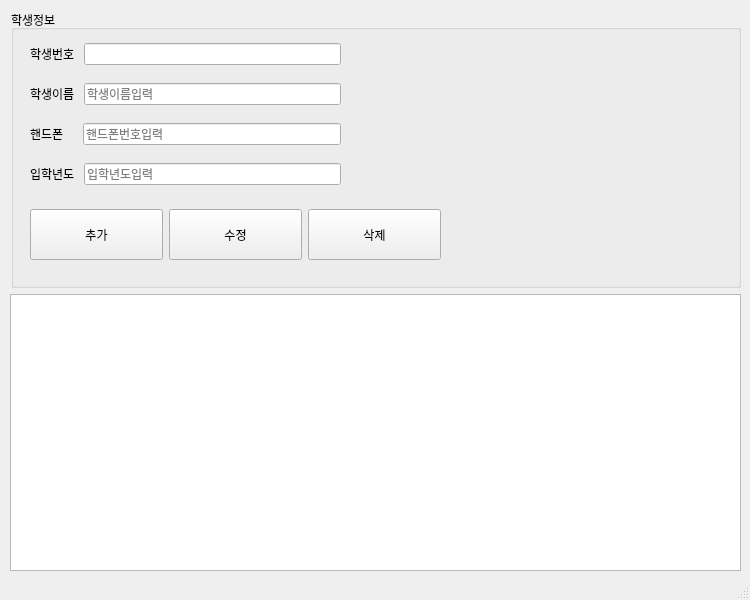
Old version of the form toyproject/studentdb.ui in the repository ManiacMemories/java-database-2025.
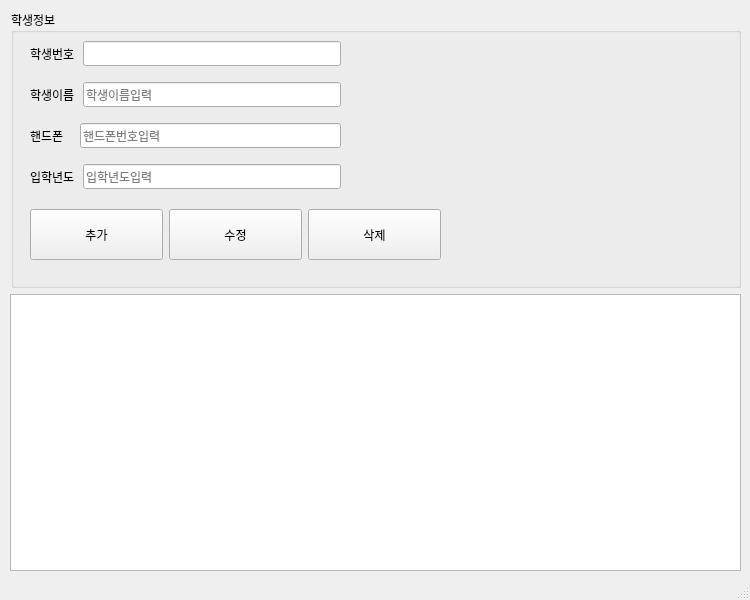
New version of the form.

What changed in the file:
```diff
--- a/toyproject/studentdb.ui
+++ b/toyproject/studentdb.ui
@@ -10,12 +10,23 @@
     <height>600</height>
    </rect>
   </property>
+  <property name="minimumSize">
+   <size>
+    <width>750</width>
+    <height>600</height>
+   </size>
+  </property>
   <property name="maximumSize">
    <size>
     <width>750</width>
     <height>600</height>
    </size>
   </property>
+  <property name="font">
+   <font>
+    <family>NanumGothic</family>
+   </font>
+  </property>
   <property name="windowTitle">
    <string>MainWindow</string>
   </property>
```
Left out of the diff: 8 changed lines with no effect on the pictures.
